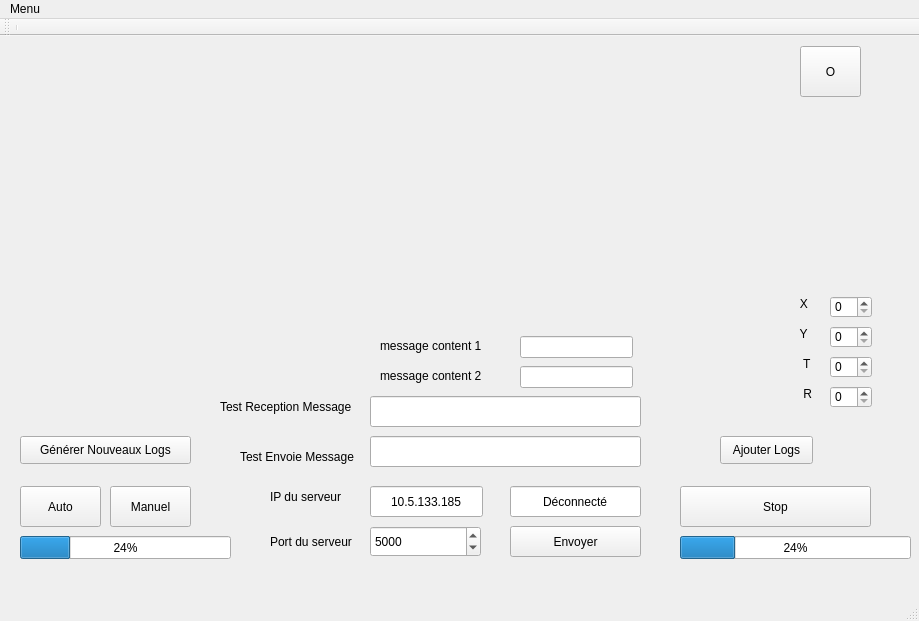
Old version of the form Sources/Ground_station/Qt/mainwindow.ui in the repository D3Rnatch/TestPhabricator.
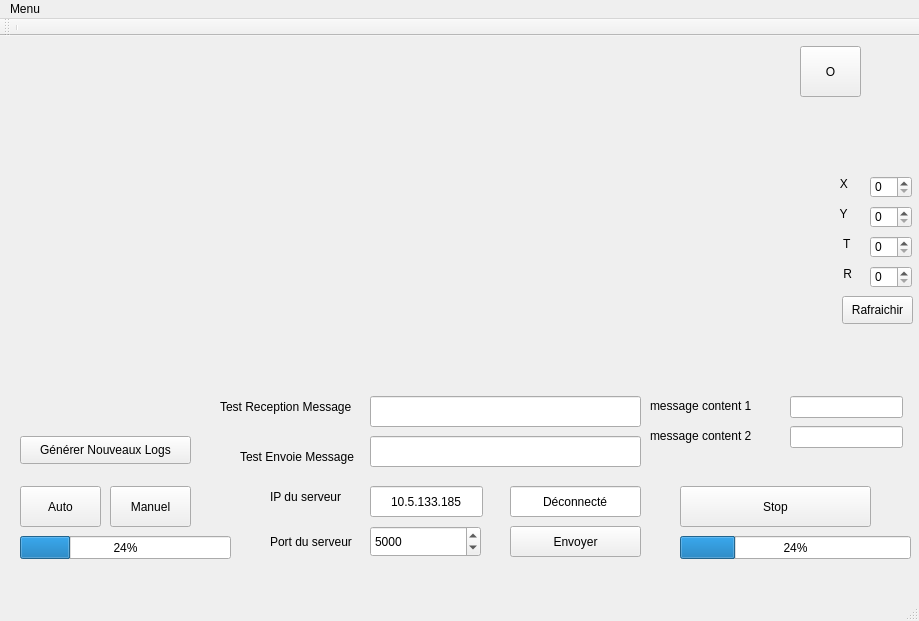
New version of the form.

What changed in the file:
```diff
--- a/Sources/Ground_station/Qt/mainwindow.ui
+++ b/Sources/Ground_station/Qt/mainwindow.ui
@@ -237,24 +237,11 @@
      <set>Qt::AlignCenter</set>
     </property>
    </widget>
-   <widget class="QPushButton" name="ajouterLogs">
-    <property name="geometry">
-     <rect>
-      <x>720</x>
-      <y>400</y>
-      <width>93</width>
-      <height>28</height>
-     </rect>
-    </property>
-    <property name="text">
-     <string>Ajouter Logs</string>
-    </property>
-   </widget>
    <widget class="QLineEdit" name="box_message_content_1">
     <property name="geometry">
      <rect>
-      <x>520</x>
-      <y>300</y>
+      <x>790</x>
+      <y>360</y>
       <width>113</width>
       <height>22</height>
      </rect>
@@ -263,8 +250,8 @@
    <widget class="QLabel" name="label_message_content_1">
     <property name="geometry">
      <rect>
-      <x>380</x>
-      <y>300</y>
+      <x>650</x>
+      <y>360</y>
       <width>121</width>
       <height>20</height>
      </rect>
@@ -276,8 +263,8 @@
    <widget class="QLabel" name="label_message_content_2">
     <property name="geometry">
      <rect>
-      <x>380</x>
-      <y>330</y>
+      <x>650</x>
+      <y>390</y>
       <width>121</width>
       <height>20</height>
      </rect>
@@ -289,8 +276,8 @@
    <widget class="QLineEdit" name="box_message_content_2">
     <property name="geometry">
      <rect>
-      <x>520</x>
-      <y>330</y>
+      <x>790</x>
+      <y>390</y>
       <width>113</width>
       <height>22</height>
      </rect>
@@ -299,8 +286,8 @@
    <widget class="QLabel" name="label_x">
     <property name="geometry">
      <rect>
-      <x>770</x>
-      <y>260</y>
+      <x>810</x>
+      <y>140</y>
       <width>55</width>
       <height>16</height>
      </rect>
@@ -312,8 +299,8 @@
    <widget class="QLabel" name="label_2">
     <property name="geometry">
      <rect>
-      <x>770</x>
-      <y>290</y>
+      <x>810</x>
+      <y>170</y>
       <width>51</width>
       <height>16</height>
      </rect>
@@ -325,8 +312,8 @@
    <widget class="QLabel" name="label_T">
     <property name="geometry">
      <rect>
-      <x>780</x>
-      <y>320</y>
+      <x>820</x>
+      <y>200</y>
       <width>55</width>
       <height>16</height>
      </rect>
@@ -338,8 +325,8 @@
    <widget class="QLabel" name="label_T_2">
     <property name="geometry">
      <rect>
-      <x>780</x>
-      <y>350</y>
+      <x>820</x>
+      <y>230</y>
       <width>55</width>
       <height>16</height>
      </rect>
@@ -351,8 +338,8 @@
    <widget class="QSpinBox" name="box_x">
     <property name="geometry">
      <rect>
-      <x>830</x>
-      <y>260</y>
+      <x>870</x>
+      <y>140</y>
       <width>42</width>
       <height>22</height>
      </rect>
@@ -361,8 +348,8 @@
    <widget class="QSpinBox" name="box_y">
     <property name="geometry">
      <rect>
-      <x>830</x>
-      <y>290</y>
+      <x>870</x>
+      <y>170</y>
       <width>42</width>
       <height>22</height>
      </rect>
@@ -371,8 +358,8 @@
    <widget class="QSpinBox" name="box_t">
     <property name="geometry">
      <rect>
-      <x>830</x>
-      <y>320</y>
+      <x>870</x>
+      <y>200</y>
       <width>42</width>
       <height>22</height>
      </rect>
@@ -381,8 +368,8 @@
    <widget class="QSpinBox" name="box_r">
     <property name="geometry">
      <rect>
-      <x>830</x>
-      <y>350</y>
+      <x>870</x>
+      <y>230</y>
       <width>42</width>
       <height>22</height>
      </rect>
@@ -401,6 +388,19 @@
      <string>Générer Nouveaux Logs</string>
     </property>
    </widget>
+   <widget class="QPushButton" name="bouton_coord_refresh">
+    <property name="geometry">
+     <rect>
+      <x>842</x>
+      <y>260</y>
+      <width>71</width>
+      <height>28</height>
+     </rect>
+    </property>
+    <property name="text">
+     <string>Rafraichir</string>
+    </property>
+   </widget>
   </widget>
   <widget class="QToolBar" name="mainToolBar">
    <attribute name="toolBarArea">
```
